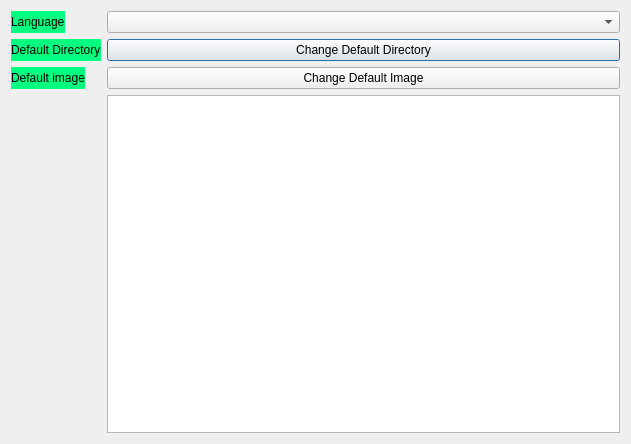
The window that preferences.ui (Cherleng/AutoPlusPlus) describes before a commit, drawn with Qt 5.
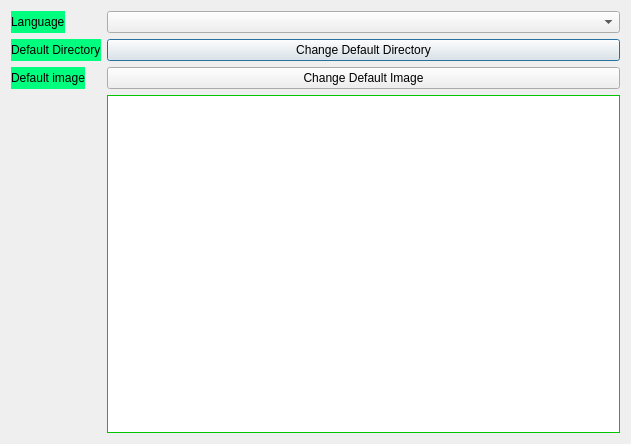
The same window after the commit.

```diff
--- a/preferences.ui
+++ b/preferences.ui
@@ -1391,6 +1391,448 @@
      </item>
      <item row="3" column="1">
       <widget class="QPlainTextEdit" name="plainTextEdit">
+       <property name="palette">
+        <palette>
+         <active>
+          <colorrole role="WindowText">
+           <brush brushstyle="SolidPattern">
+            <color alpha="255">
+             <red>0</red>
+             <green>0</green>
+             <blue>0</blue>
+            </color>
+           </brush>
+          </colorrole>
+          <colorrole role="Button">
+           <brush brushstyle="SolidPattern">
+            <color alpha="255">
+             <red>0</red>
+             <green>255</green>
+             <blue>0</blue>
+            </color>
+           </brush>
+          </colorrole>
+          <colorrole role="Light">
+           <brush brushstyle="SolidPattern">
+            <color alpha="255">
+             <red>127</red>
+             <green>255</green>
+             <blue>127</blue>
+            </color>
+           </brush>
+          </colorrole>
+          <colorrole role="Midlight">
+           <brush brushstyle="SolidPattern">
+            <color alpha="255">
+             <red>63</red>
+             <green>255</green>
+             <blue>63</blue>
+            </color>
+           </brush>
+          </colorrole>
+          <colorrole role="Dark">
+           <brush brushstyle="SolidPattern">
+            <color alpha="255">
+             <red>0</red>
+             <green>127</green>
+             <blue>0</blue>
+            </color>
+           </brush>
+          </colorrole>
+          <colorrole role="Mid">
+           <brush brushstyle="SolidPattern">
+            <color alpha="255">
+             <red>0</red>
+             <green>170</green>
+             <blue>0</blue>
+            </color>
+           </brush>
+          </colorrole>
+          <colorrole role="Text">
+           <brush brushstyle="SolidPattern">
+            <color alpha="255">
+             <red>0</red>
+             <green>0</green>
+             <blue>0</blue>
+            </color>
+           </brush>
+          </colorrole>
+          <colorrole role="BrightText">
+           <brush brushstyle="SolidPattern">
+            <color alpha="255">
+             <red>255</red>
+             <green>255</green>
+             <blue>255</blue>
+            </color>
+           </brush>
+          </colorrole>
+          <colorrole role="ButtonText">
+           <brush brushstyle="SolidPattern">
+            <color alpha="255">
+             <red>0</red>
+             <green>0</green>
+             <blue>0</blue>
+            </color>
+           </brush>
+          </colorrole>
+          <colorrole role="Base">
+           <brush brushstyle="SolidPattern">
+            <color alpha="255">
+             <red>255</red>
+             <green>255</green>
+             <blue>255</blue>
+            </color>
+           </brush>
+          </colorrole>
+          <colorrole role="Window">
+           <brush brushstyle="SolidPattern">
+            <color alpha="255">
+             <red>0</red>
+             <green>255</green>
+             <blue>0</blue>
+            </color>
+           </brush>
+          </colorrole>
+          <colorrole role="Shadow">
+           <brush brushstyle="SolidPattern">
+            <color alpha="255">
+             <red>0</red>
+             <green>0</green>
+             <blue>0</blue>
+            </color>
+           </brush>
+          </colorrole>
+          <colorrole role="AlternateBase">
+           <brush brushstyle="SolidPattern">
+            <color alpha="255">
+             <red>127</red>
+             <green>255</green>
+             <blue>127</blue>
+            </color>
+           </brush>
+          </colorrole>
+          <colorrole role="ToolTipBase">
+           <brush brushstyle="SolidPattern">
+            <color alpha="255">
+             <red>255</red>
+             <green>255</green>
+             <blue>220</blue>
+            </color>
+           </brush>
+          </colorrole>
+          <colorrole role="ToolTipText">
+           <brush brushstyle="SolidPattern">
+            <color alpha="255">
+             <red>0</red>
+             <green>0</green>
+             <blue>0</blue>
+            </color>
+           </brush>
+          </colorrole>
+          <colorrole role="PlaceholderText">
+           <brush brushstyle="SolidPattern">
+            <color alpha="128">
+             <red>0</red>
+             <green>0</green>
+             <blue>0</blue>
+            </color>
+           </brush>
+          </colorrole>
+         </active>
+         <inactive>
+          <colorrole role="WindowText">
+           <brush brushstyle="SolidPattern">
+            <color alpha="255">
+             <red>0</red>
+             <green>0</green>
+             <blue>0</blue>
+            </color>
+           </brush>
+          </colorrole>
+          <colorrole role="Button">
+           <brush brushstyle="SolidPattern">
+            <color alpha="255">
+             <red>0</red>
+             <green>255</green>
+             <blue>0</blue>
+            </color>
+           </brush>
+          </colorrole>
+          <colorrole role="Light">
+           <brush brushstyle="SolidPattern">
+            <color alpha="255">
+             <red>127</red>
+             <green>255</green>
+             <blue>127</blue>
+            </color>
+           </brush>
+          </colorrole>
+          <colorrole role="Midlight">
+           <brush brushstyle="SolidPattern">
+            <color alpha="255">
+             <red>63</red>
+             <green>255</green>
+             <blue>63</blue>
+            </color>
+           </brush>
+          </colorrole>
+          <colorrole role="Dark">
+           <brush brushstyle="SolidPattern">
+            <color alpha="255">
+             <red>0</red>
+             <green>127</green>
+             <blue>0</blue>
+            </color>
+           </brush>
+          </colorrole>
+          <colorrole role="Mid">
+           <brush brushstyle="SolidPattern">
+            <color alpha="255">
+             <red>0</red>
+             <green>170</green>
+             <blue>0</blue>
+            </color>
+           </brush>
+          </colorrole>
+          <colorrole role="Text">
+           <brush brushstyle="SolidPattern">
+            <color alpha="255">
+             <red>0</red>
+             <green>0</green>
+             <blue>0</blue>
+            </color>
+           </brush>
+          </colorrole>
+          <colorrole role="BrightText">
+           <brush brushstyle="SolidPattern">
+            <color alpha="255">
+             <red>255</red>
+             <green>255</green>
+             <blue>255</blue>
+            </color>
+           </brush>
+          </colorrole>
+          <colorrole role="ButtonText">
+           <brush brushstyle="SolidPattern">
+            <color alpha="255">
+             <red>0</red>
+             <green>0</green>
+             <blue>0</blue>
+            </color>
+           </brush>
+          </colorrole>
+          <colorrole role="Base">
+           <brush brushstyle="SolidPattern">
+            <color alpha="255">
+             <red>255</red>
+             <green>255</green>
+             <blue>255</blue>
+            </color>
+           </brush>
+          </colorrole>
+          <colorrole role="Window">
+           <brush brushstyle="SolidPattern">
+            <color alpha="255">
+             <red>0</red>
+             <green>255</green>
+             <blue>0</blue>
+            </color>
+           </brush>
+          </colorrole>
+          <colorrole role="Shadow">
+           <brush brushstyle="SolidPattern">
+            <color alpha="255">
+             <red>0</red>
+             <green>0</green>
+             <blue>0</blue>
+            </color>
+           </brush>
+          </colorrole>
+          <colorrole role="AlternateBase">
+           <brush brushstyle="SolidPattern">
+            <color alpha="255">
+             <red>127</red>
+             <green>255</green>
+             <blue>127</blue>
+            </color>
+           </brush>
+          </colorrole>
+          <colorrole role="ToolTipBase">
+           <brush brushstyle="SolidPattern">
+            <color alpha="255">
+             <red>255</red>
+             <green>255</green>
+             <blue>220</blue>
+            </color>
+           </brush>
+          </colorrole>
+          <colorrole role="ToolTipText">
+           <brush brushstyle="SolidPattern">
+            <color alpha="255">
+             <red>0</red>
+             <green>0</green>
+             <blue>0</blue>
+            </color>
+           </brush>
+          </colorrole>
+          <colorrole role="PlaceholderText">
+           <brush brushstyle="SolidPattern">
+            <color alpha="128">
+             <red>0</red>
+             <green>0</green>
+             <blue>0</blue>
+            </color>
+           </brush>
+          </colorrole>
+         </inactive>
+         <disabled>
+          <colorrole role="WindowText">
+           <brush brushstyle="SolidPattern">
+            <color alpha="255">
+             <red>0</red>
+             <green>127</green>
+             <blue>0</blue>
+            </color>
+           </brush>
+          </colorrole>
+          <colorrole role="Button">
+           <brush brushstyle="SolidPattern">
+            <color alpha="255">
+             <red>0</red>
+             <green>255</green>
+             <blue>0</blue>
+            </color>
+           </brush>
+          </colorrole>
+          <colorrole role="Light">
+           <brush brushstyle="SolidPattern">
+            <color alpha="255">
+             <red>127</red>
+             <green>255</green>
+             <blue>127</blue>
+            </color>
+           </brush>
+          </colorrole>
+          <colorrole role="Midlight">
+           <brush brushstyle="SolidPattern">
+            <color alpha="255">
+             <red>63</red>
+             <green>255</green>
+             <blue>63</blue>
+            </color>
+           </brush>
+          </colorrole>
+          <colorrole role="Dark">
+           <brush brushstyle="SolidPattern">
+            <color alpha="255">
+             <red>0</red>
+             <green>127</green>
+             <blue>0</blue>
+            </color>
+           </brush>
+          </colorrole>
+          <colorrole role="Mid">
+           <brush brushstyle="SolidPattern">
+            <color alpha="255">
+             <red>0</red>
+             <green>170</green>
+             <blue>0</blue>
+            </color>
+           </brush>
+          </colorrole>
+          <colorrole role="Text">
+           <brush brushstyle="SolidPattern">
+            <color alpha="255">
+             <red>0</red>
+             <green>127</green>
+             <blue>0</blue>
+            </color>
+           </brush>
+          </colorrole>
+          <colorrole role="BrightText">
+           <brush brushstyle="SolidPattern">
+            <color alpha="255">
+             <red>255</red>
+             <green>255</green>
+             <blue>255</blue>
+            </color>
+           </brush>
+          </colorrole>
+          <colorrole role="ButtonText">
+           <brush brushstyle="SolidPattern">
+            <color alpha="255">
+             <red>0</red>
+             <green>127</green>
+             <blue>0</blue>
+            </color>
+           </brush>
+          </colorrole>
+          <colorrole role="Base">
+           <brush brushstyle="SolidPattern">
+            <color alpha="255">
+             <red>0</red>
+             <green>255</green>
+             <blue>0</blue>
+            </color>
+           </brush>
+          </colorrole>
+          <colorrole role="Window">
+           <brush brushstyle="SolidPattern">
+            <color alpha="255">
+             <red>0</red>
+             <green>255</green>
+             <blue>0</blue>
+            </color>
+           </brush>
+          </colorrole>
+          <colorrole role="Shadow">
+           <brush brushstyle="SolidPattern">
+            <color alpha="255">
+             <red>0</red>
+             <green>0</green>
+             <blue>0</blue>
+            </color>
+           </brush>
+          </colorrole>
+          <colorrole role="AlternateBase">
+           <brush brushstyle="SolidPattern">
+            <color alpha="255">
+             <red>0</red>
+             <green>255</green>
+             <blue>0</blue>
+            </color>
+           </brush>
+          </colorrole>
+          <colorrole role="ToolTipBase">
+           <brush brushstyle="SolidPattern">
+            <color alpha="255">
+             <red>255</red>
+             <green>255</green>
+             <blue>220</blue>
+            </color>
+           </brush>
+          </colorrole>
+          <colorrole role="ToolTipText">
+           <brush brushstyle="SolidPattern">
+            <color alpha="255">
+             <red>0</red>
+             <green>0</green>
+             <blue>0</blue>
+            </color>
+           </brush>
+          </colorrole>
+          <colorrole role="PlaceholderText">
+           <brush brushstyle="SolidPattern">
+            <color alpha="128">
+             <red>0</red>
+             <green>0</green>
+             <blue>0</blue>
+            </color>
+           </brush>
+          </colorrole>
+         </disabled>
+        </palette>
+       </property>
        <property name="readOnly">
         <bool>true</bool>
        </property>
```
